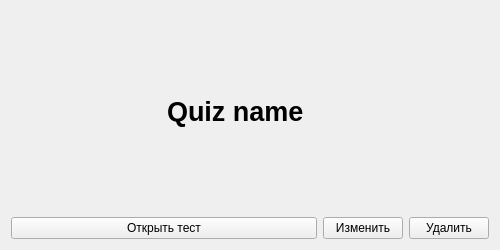
The window that client/gui/widgets/quiz.ui (igorechek06/pyQuiz) describes before a commit, drawn with Qt 5.
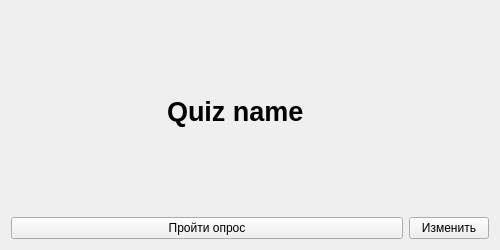
The same window after the commit. Icons and pictures are not drawn.

```diff
--- a/client/gui/widgets/quiz.ui
+++ b/client/gui/widgets/quiz.ui
@@ -89,7 +89,7 @@
      <item>
       <widget class="QPushButton" name="startButton">
        <property name="text">
-        <string>Открыть тест</string>
+        <string>Пройти опрос</string>
        </property>
        <property name="icon">
         <iconset resource="../../src.qrc">
@@ -120,26 +120,6 @@
        </property>
       </widget>
      </item>
-     <item>
-      <widget class="QPushButton" name="deleteButton">
-       <property name="sizePolicy">
-        <sizepolicy hsizetype="Maximum" vsizetype="Fixed">
-         <horstretch>0</horstretch>
-         <verstretch>0</verstretch>
-        </sizepolicy>
-       </property>
-       <property name="text">
-        <string>Удалить</string>
-       </property>
-       <property name="icon">
-        <iconset resource="../../src.qrc">
-         <normaloff>:/src/src/delete.png</normaloff>:/src/src/delete.png</iconset>
-       </property>
-       <property name="autoDefault">
-        <bool>false</bool>
-       </property>
-      </widget>
-     </item>
     </layout>
    </item>
   </layout>
```
